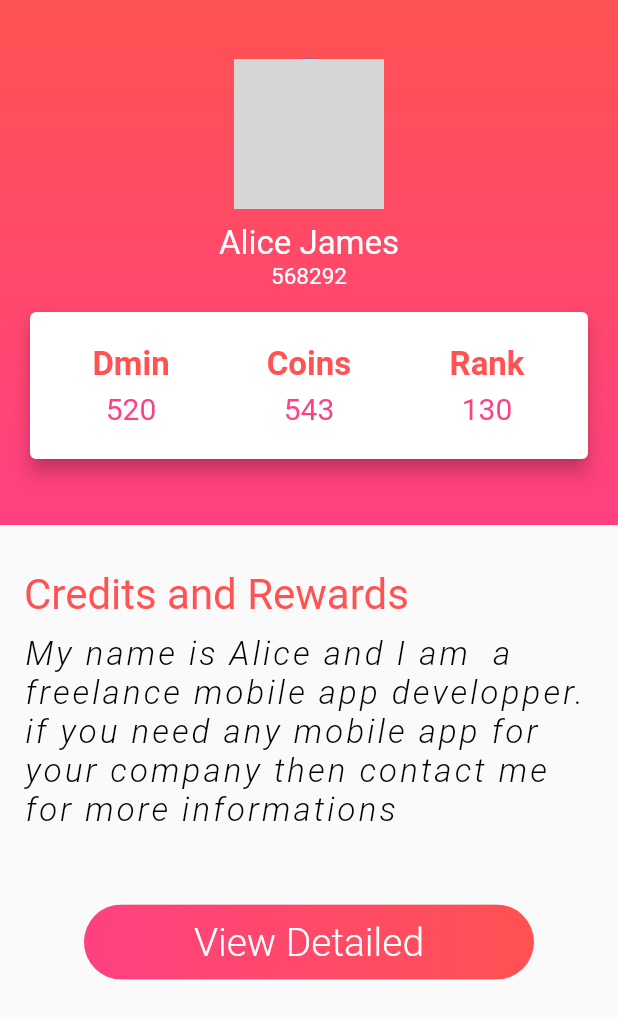
After one commit to navaneethsdk/2021_IBM_Code_Challenge_AgonWatt, a Flutter app: the screen it shows after launch, after a tap on "GO", on a phone screen of 412 x 824 dp. The commit adds this screen. Shown: the top 1019 px of the screen. Run offline on Flutter 3.47's test engine with Material 2 defaults, Android fonts, the phone set to English and light mode, and no system bars; network calls fail; grey boxes are pictures that could not be loaded.

Commit message:
added profile page

```diff
--- a/app/lib/main.dart
+++ b/app/lib/main.dart
@@ -1,3 +1,4 @@
+import 'package:app/profile_page.dart';
 import 'package:flutter/material.dart';
 
 void main() {
@@ -29,7 +30,7 @@ class _MyHomePageState extends State<MyHomePage> {
   int _selectedIndex = 0;
   static const TextStyle optionStyle =
       TextStyle(fontSize: 30, fontWeight: FontWeight.bold);
-  static const List<Widget> _widgetOptions = <Widget>[
+  static List<Widget> _widgetOptions = <Widget>[
     Text(
       'Dash 1',
       style: optionStyle,
@@ -54,6 +55,16 @@ class _MyHomePageState extends State<MyHomePage> {
     return Scaffold(
       appBar: AppBar(
         title: Text(widget.title),
+        actions: [
+          ElevatedButton(
+            onPressed: () {
+              Navigator.of(context).push(MaterialPageRoute(
+                builder: (context) => ProfilePage(),
+              ));
+            },
+            child: Text("GO"),
+          )
+        ],
       ),
       body: Center(
         child: _widgetOptions.elementAt(_selectedIndex),
--- /dev/null
+++ b/app/lib/profile_page.dart
@@ -0,0 +1,212 @@
+import 'package:flutter/material.dart';
+
+class ProfilePage extends StatelessWidget {
+  const ProfilePage({Key key}) : super(key: key);
+
+  @override
+  Widget build(BuildContext context) {
+    return Scaffold(
+      body: Column(
+        children: <Widget>[
+          Container(
+              decoration: BoxDecoration(
+                  gradient: LinearGradient(
+                      begin: Alignment.topCenter,
+                      end: Alignment.bottomCenter,
+                      colors: [Colors.redAccent, Colors.pinkAccent])),
+              child: Container(
+                width: double.infinity,
+                height: 350.0,
+                child: Center(
+                  child: Column(
+                    crossAxisAlignment: CrossAxisAlignment.center,
+                    mainAxisAlignment: MainAxisAlignment.center,
+                    children: <Widget>[
+                      CircleAvatar(
+                        backgroundImage: NetworkImage(
+                          "https://www.rd.com/wp-content/uploads/2017/09/01-shutterstock_476340928-Irina-Bg.jpg",
+                        ),
+                        radius: 50.0,
+                      ),
+                      SizedBox(
+                        height: 10.0,
+                      ),
+                      Text(
+                        "Alice James",
+                        style: TextStyle(
+                          fontSize: 22.0,
+                          color: Colors.white,
+                        ),
+                      ),
+                      Text(
+                        "568292",
+                        style: TextStyle(
+                          fontSize: 15.0,
+                          color: Colors.white,
+                        ),
+                      ),
+                      SizedBox(
+                        height: 10.0,
+                      ),
+                      Card(
+                        margin: EdgeInsets.symmetric(
+                            horizontal: 20.0, vertical: 5.0),
+                        clipBehavior: Clip.antiAlias,
+                        color: Colors.white,
+                        elevation: 5.0,
+                        child: Padding(
+                          padding: const EdgeInsets.symmetric(
+                              horizontal: 8.0, vertical: 22.0),
+                          child: Row(
+                            children: <Widget>[
+                              Expanded(
+                                child: Column(
+                                  children: <Widget>[
+                                    Text(
+                                      "Dmin",
+                                      style: TextStyle(
+                                        color: Colors.redAccent,
+                                        fontSize: 22.0,
+                                        fontWeight: FontWeight.bold,
+                                      ),
+                                    ),
+                                    SizedBox(
+                                      height: 5.0,
+                                    ),
+                                    Text(
+                                      "520",
+                                      style: TextStyle(
+                                        fontSize: 20.0,
+                                        color: Colors.pinkAccent,
+                                      ),
+                                    )
+                                  ],
+                                ),
+                              ),
+                              Expanded(
+                                child: Column(
+                                  children: <Widget>[
+                                    Text(
+                                      "Coins",
+                                      style: TextStyle(
+                                        color: Colors.redAccent,
+                                        fontSize: 22.0,
+                                        fontWeight: FontWeight.bold,
+                                      ),
+                                    ),
+                                    SizedBox(
+                                      height: 5.0,
+                                    ),
+                                    Text(
+                                      "543",
+                                      style: TextStyle(
+                                        fontSize: 20.0,
+                                        color: Colors.pinkAccent,
+                                      ),
+                                    )
+                                  ],
+                                ),
+                              ),
+                              Expanded(
+                                child: Column(
+                                  children: <Widget>[
+                                    Text(
+                                      "Rank",
+                                      style: TextStyle(
+                                        color: Colors.redAccent,
+                                        fontSize: 22.0,
+                                        fontWeight: FontWeight.bold,
+                                      ),
+                                    ),
+                                    SizedBox(
+                                      height: 5.0,
+                                    ),
+                                    Text(
+                                      "130",
+                                      style: TextStyle(
+                                        fontSize: 20.0,
+                                        color: Colors.pinkAccent,
+                                      ),
+                                    )
+                                  ],
+                                ),
+                              ),
+                            ],
+                          ),
+                        ),
+                      )
+                    ],
+                  ),
+                ),
+              )),
+          Container(
+            child: Padding(
+              padding:
+                  const EdgeInsets.symmetric(vertical: 30.0, horizontal: 16.0),
+              child: Column(
+                mainAxisAlignment: MainAxisAlignment.center,
+                crossAxisAlignment: CrossAxisAlignment.start,
+                children: <Widget>[
+                  Text(
+                    "Credits and Rewards",
+                    style: TextStyle(
+                        color: Colors.redAccent,
+                        fontStyle: FontStyle.normal,
+                        fontSize: 28.0),
+                  ),
+                  SizedBox(
+                    height: 10.0,
+                  ),
+                  Text(
+                    'My name is Alice and I am  a freelance mobile app developper.\n'
+                    'if you need any mobile app for your company then contact me for more informations',
+                    style: TextStyle(
+                      fontSize: 22.0,
+                      fontStyle: FontStyle.italic,
+                      fontWeight: FontWeight.w300,
+                      color: Colors.black,
+                      letterSpacing: 2.0,
+                    ),
+                  ),
+                ],
+              ),
+            ),
+          ),
+          SizedBox(
+            height: 20.0,
+          ),
+          Container(
+            width: 300.00,
+            child: RaisedButton(
+                onPressed: () {},
+                shape: RoundedRectangleBorder(
+                    borderRadius: BorderRadius.circular(80.0)),
+                elevation: 0.0,
+                padding: EdgeInsets.all(0.0),
+                child: Ink(
+                  decoration: BoxDecoration(
+                    gradient: LinearGradient(
+                        begin: Alignment.centerRight,
+                        end: Alignment.centerLeft,
+                        colors: [Colors.redAccent, Colors.pinkAccent]),
+                    borderRadius: BorderRadius.circular(30.0),
+                  ),
+                  child: Container(
+                    constraints:
+                        BoxConstraints(maxWidth: 300.0, minHeight: 50.0),
+                    alignment: Alignment.center,
+                    child: Text(
+                      "View Detailed",
+                      style: TextStyle(
+                          color: Colors.white,
+                          fontSize: 26.0,
+                          fontWeight: FontWeight.w300),
+                    ),
+                  ),
+                )),
+          ),
+        ],
+      ),
+    );
+  }
+}
```
Also changed, not shown: app/pubspec.lock, 1 other file.
